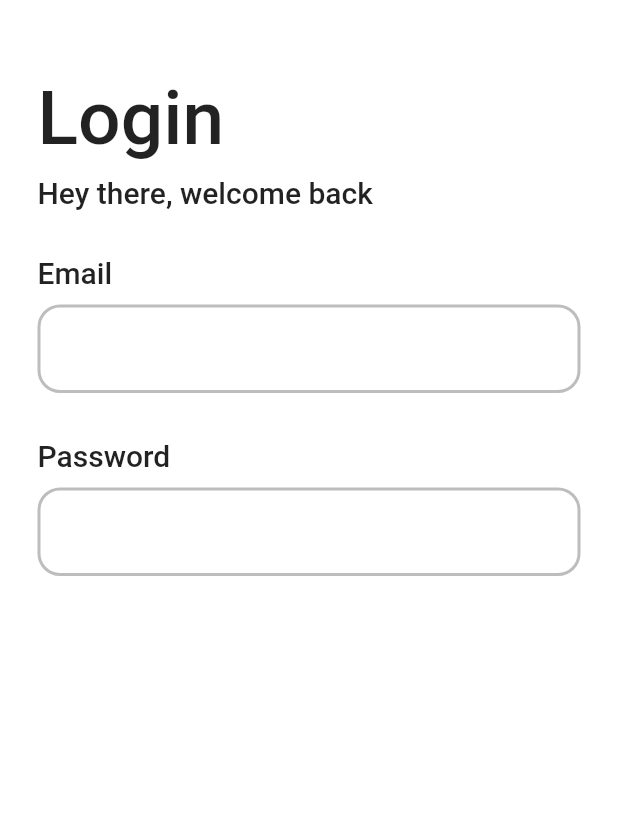
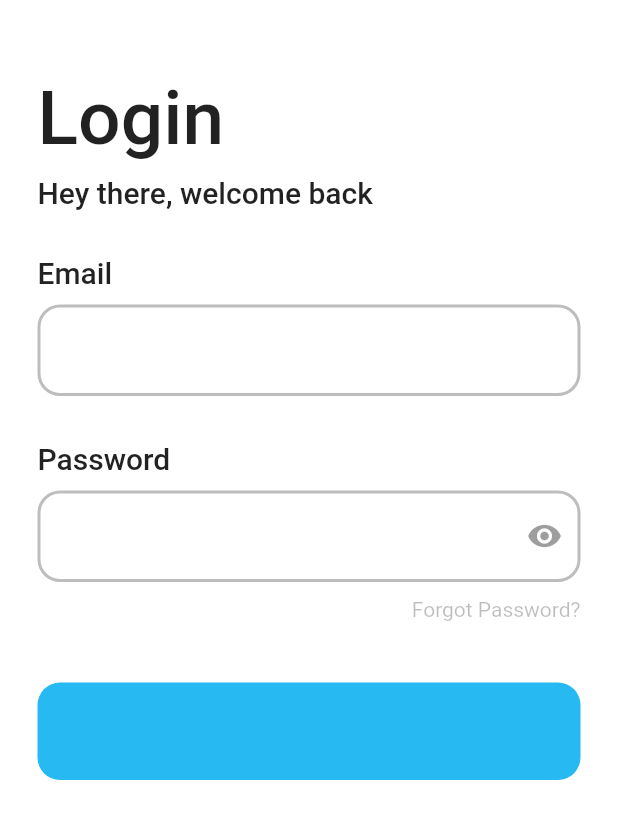
Before and after one commit to RedeemerNtumy/E-learning-App, a Flutter app: the screen it shows after launch, on a phone screen of 412 x 824 dp. Shown: the top 819 px of the screen. Run offline on Flutter 3.47's test engine with Material 2 defaults, Android fonts, the phone set to English and light mode, and no system bars.

Commit message:
Took a break from refactoring

```diff
--- a/lib/constants.dart
+++ b/lib/constants.dart
@@ -2,3 +2,4 @@ import 'package:flutter/material.dart';
 
 const knormaltexts =
     TextStyle(fontSize: 20, color: Colors.black87, fontWeight: FontWeight.w500);
+const kblackAsh = Colors.black26;
--- a/lib/inputs.dart
+++ b/lib/inputs.dart
@@ -1,18 +1,31 @@
 import 'package:flutter/material.dart';
+import 'package:reagan_first/constants.dart';
 
 class Inputs extends StatelessWidget {
   final bool status;
   final TextInputType keyboardType;
-  const Inputs({required this.status, required this.keyboardType});
+  final bool isVisible;
+  const Inputs(
+      {required this.status,
+      required this.keyboardType,
+      required this.isVisible});
   @override
   Widget build(BuildContext context) {
     return Padding(
       padding: EdgeInsets.only(left: 25, right: 25),
       child: TextField(
+        style: TextStyle(fontSize: 18, color: kblackAsh),
         obscureText: status,
         decoration: InputDecoration(
+          suffixIcon: Visibility(
+            visible: isVisible,
+            child: IconButton(
+              onPressed: null,
+              icon: Icon(Icons.visibility),
+            ),
+          ),
           enabledBorder: OutlineInputBorder(
-            borderSide: BorderSide(color: Colors.black26, width: 2.0),
+            borderSide: BorderSide(color: kblackAsh, width: 2.0),
             borderRadius: BorderRadius.all(
               Radius.circular(15),
             ),
@@ -25,7 +38,7 @@ class Inputs extends StatelessWidget {
           ),
         ),
         keyboardType: keyboardType,
-        textAlign: TextAlign.center,
+        textAlign: TextAlign.start,
         onChanged: (value) {},
       ),
     );
--- a/lib/screens/loginScreen.dart
+++ b/lib/screens/loginScreen.dart
@@ -1,4 +1,7 @@
+import 'dart:ui';
+
 import 'package:flutter/material.dart';
+import 'package:flutter/widgets.dart';
 import 'package:reagan_first/constants.dart';
 import 'package:reagan_first/inputs.dart';
 import 'package:reagan_first/wordsAboveInput.dart';
@@ -32,6 +35,7 @@ class Login extends StatelessWidget {
             Inputs(
               status: false,
               keyboardType: TextInputType.emailAddress,
+              isVisible: false,
             ),
             WordsAboveInput(
               word: "Password",
@@ -39,7 +43,49 @@ class Login extends StatelessWidget {
             Inputs(
               status: true,
               keyboardType: TextInputType.text,
+              isVisible: true,
             ),
+            SizedBox(
+              height: 10,
+            ),
+            Row(
+              mainAxisAlignment: MainAxisAlignment.end,
+              children: [
+                Column(
+                  children: [
+                    Text(
+                      "Forgot Password?",
+                      style: TextStyle(
+                        color: kblackAsh,
+                        fontWeight: FontWeight.w400,
+                      ),
+                    ),
+                    Text(
+                      "                                ",
+                      style: TextStyle(
+                        color: kblackAsh,
+                        decoration: TextDecoration.overline,
+                        decorationThickness: 2,
+                      ),
+                    )
+                  ],
+                ),
+                SizedBox(
+                  width: 25,
+                )
+              ],
+            ),
+            SizedBox(
+              height: 25,
+            ),
+            Container(
+              decoration: BoxDecoration(
+                borderRadius: BorderRadius.circular(15),
+                color: Color(0xff27B9F1),
+              ),
+              margin: EdgeInsets.only(left: 25, right: 25),
+              height: 65,
+            )
           ],
         ),
       ),
```
